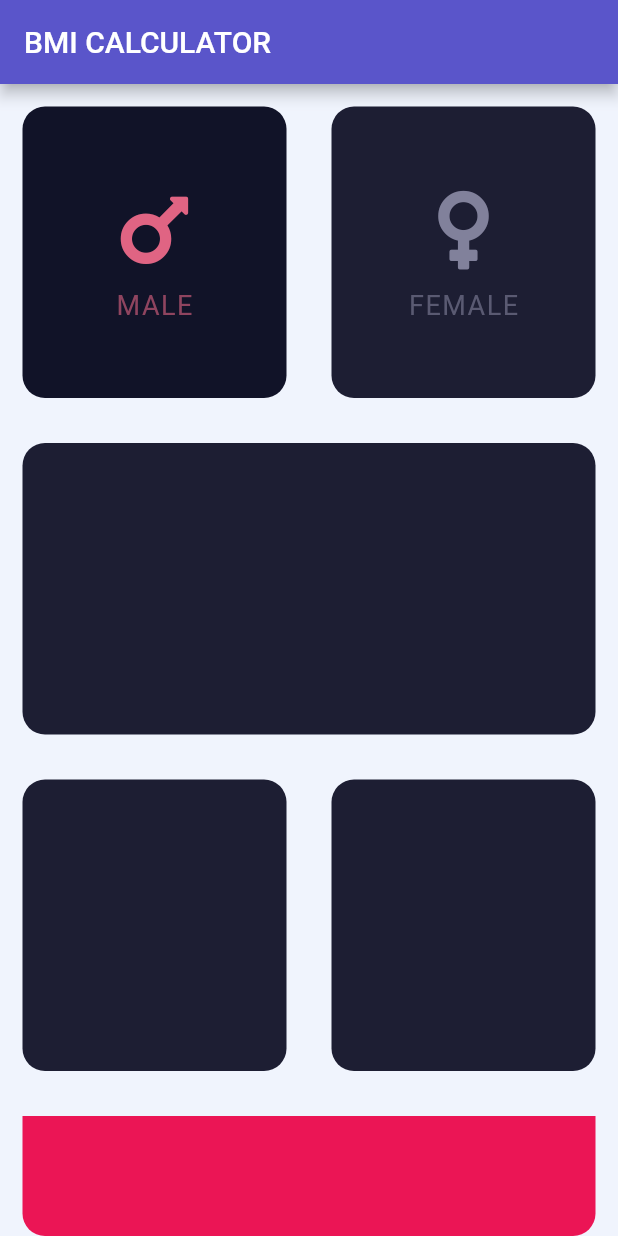
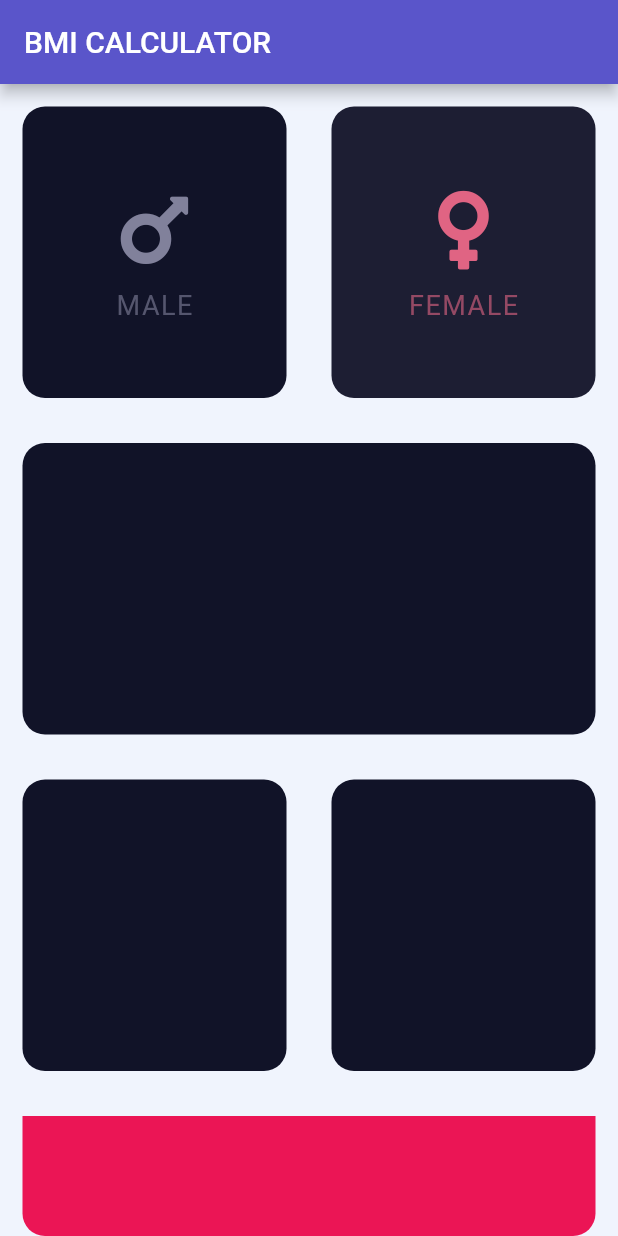
Before and after one commit to mustak/flutter-bmi-calculator, a Flutter app: the screen it shows after launch, on a phone screen of 412 x 824 dp. Run offline on Flutter 3.47's test engine with Material 2 defaults, Android fonts, the phone set to English and light mode, and no system bars; our stand-ins replace font_awesome_flutter.

Commit message:
OnTap event added on gender selection cards plus more refactoring.

```diff
--- a/lib/components/icon_gender.dart
+++ b/lib/components/icon_gender.dart
@@ -3,30 +3,32 @@ import 'package:font_awesome_flutter/font_awesome_flutter.dart';
 import 'package:flutter_bmi_calculator/constants.dart';
 
 class IconGender extends StatelessWidget {
-  final String label;
-  final IconData icon;
-  final Color color;
+  final Gender gender;
+  final bool active;
 
-  const IconGender(
-      {@required this.label,
-      @required this.icon,
-      this.color = kDefaultGenderIconColor});
+  const IconGender({@required this.gender, this.active});
 
   @override
   Widget build(BuildContext context) {
+    IconData faIcon = this.gender == Gender.male
+        ? FontAwesomeIcons.mars
+        : FontAwesomeIcons.venus;
+    Color clr = this.active ? kSelectedPinkColor : kDefaultGenderIconColor;
+    String label = this.gender == Gender.male ? 'MALE' : 'FEMALE';
+
     return Column(
       mainAxisAlignment: MainAxisAlignment.center,
       children: [
         FaIcon(
-          this.icon,
+          faIcon,
           size: 60,
-          color: this.color,
+          color: clr,
         ),
         const SizedBox(height: 10),
         Text(
-          this.label,
+          label,
           style: TextStyle(
-            color: this.color.withAlpha(this.color.alpha - 100),
+            color: clr.withAlpha(clr.alpha - 100),
             fontSize: 18,
             letterSpacing: 1,
           ),
--- a/lib/components/reusable_card.dart
+++ b/lib/components/reusable_card.dart
@@ -2,20 +2,25 @@ import 'package:flutter/material.dart';
 import 'package:flutter_bmi_calculator/constants.dart';
 
 class ReusableCard extends StatelessWidget {
-  final Color colour;
+//  final Color colour;
   final Widget child;
+  final Function onClick;
+  final bool active;
 
-  ReusableCard({this.colour = kInactiveCardColor, this.child});
+  ReusableCard({this.child, this.onClick, this.active = false});
 
   @override
   Widget build(BuildContext context) {
     return Expanded(
-      child: Container(
-        margin: const EdgeInsets.all(15),
-        child: this.child,
-        decoration: BoxDecoration(
-          color: this.colour,
-          borderRadius: BorderRadius.circular(kBorderRadius),
+      child: GestureDetector(
+        onTap: this.onClick,
+        child: Container(
+          margin: const EdgeInsets.all(15),
+          child: this.child,
+          decoration: BoxDecoration(
+            color: this.active ? kActiveCardColor : kInactiveCardColor,
+            borderRadius: BorderRadius.circular(kBorderRadius),
+          ),
         ),
       ),
     );
--- a/lib/constants.dart
+++ b/lib/constants.dart
@@ -1,7 +1,7 @@
 import 'package:flutter/material.dart';
 
-const kActiveCardColor = Color(0xFF111328);
-const kInactiveCardColor = Color(0xFF1D1E33);
+const kInactiveCardColor = Color(0xFF111328);
+const kActiveCardColor = Color(0xFF1D1E33);
 const kBottomContainerHeight = 80.0;
 
 const kMainPinkColor = Color(0xFFEB1555);
@@ -10,3 +10,5 @@ const kSelectedPinkColor = Color(0xFFe06483);
 const kDefaultGenderIconColor = Color(0xFF81819b);
 
 const kBorderRadius = 15.0;
+
+enum Gender { male, female }
--- a/lib/screens/input_page.dart
+++ b/lib/screens/input_page.dart
@@ -1,5 +1,4 @@
 import 'package:flutter/material.dart';
-import 'package:font_awesome_flutter/font_awesome_flutter.dart';
 import 'package:flutter_bmi_calculator/constants.dart';
 import 'package:flutter_bmi_calculator/components/reusable_card.dart';
 import 'package:flutter_bmi_calculator/components/icon_gender.dart';
@@ -14,6 +13,8 @@ class InputPage extends StatefulWidget {
 }
 
 class _InputPageState extends State<InputPage> {
+  Gender _selectedGender = Gender.female;
+
   @override
   Widget build(BuildContext context) {
     return Scaffold(
@@ -28,19 +29,27 @@ class _InputPageState extends State<InputPage> {
 //              crossAxisAlignment: CrossAxisAlignment.stretch,
               children: [
                 ReusableCard(
-                  colour: kActiveCardColor,
+                  onClick: () {
+                    setState(() {
+                      _selectedGender = Gender.male;
+                    });
+                  },
+                  active: _selectedGender == Gender.male,
                   child: IconGender(
-                    icon: FontAwesomeIcons.mars,
-                    label: 'MALE',
-                    color: kSelectedPinkColor, //0xFFFF4F80
+                    gender: Gender.male,
+                    active: (_selectedGender == Gender.male),
                   ),
                 ),
                 ReusableCard(
-                  colour: kInactiveCardColor,
+                  onClick: () {
+                    setState(() {
+                      _selectedGender = Gender.female;
+                    });
+                  },
+                  active: _selectedGender == Gender.female,
                   child: IconGender(
-                    icon: FontAwesomeIcons.venus,
-                    label: 'FEMALE',
-                  ),
+                      gender: Gender.female,
+                      active: (_selectedGender == Gender.female)),
                 ),
               ],
             ),
```
